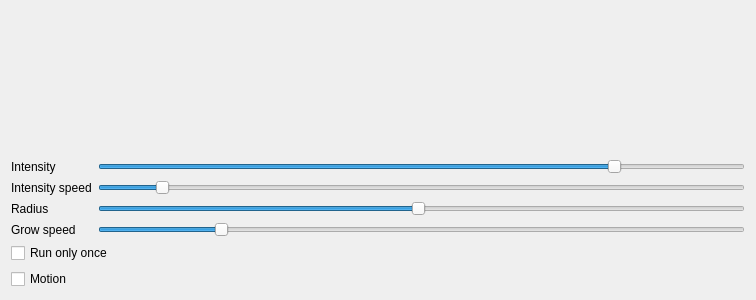
Qt form Effects/Sunrise/Sunrise.ui (DLdota/OpenRGBEffectsPlugin) before a commit.
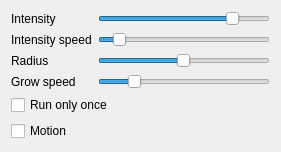
The same form after that commit. Custom widgets are drawn as their Qt base class.

```diff
--- a/Effects/Sunrise/Sunrise.ui
+++ b/Effects/Sunrise/Sunrise.ui
@@ -6,45 +6,15 @@
    <rect>
     <x>0</x>
     <y>0</y>
-    <width>756</width>
-    <height>300</height>
+    <width>281</width>
+    <height>148</height>
    </rect>
   </property>
   <property name="windowTitle">
    <string>Form</string>
   </property>
   <layout class="QGridLayout" name="gridLayout">
-   <item row="6" column="0" colspan="2">
-    <widget class="QCheckBox" name="motion">
-     <property name="text">
-      <string>Motion</string>
-     </property>
-    </widget>
-   </item>
-   <item row="1" column="0">
-    <widget class="QLabel" name="label_3">
-     <property name="text">
-      <string>Intensity</string>
-     </property>
-    </widget>
-   </item>
    <item row="3" column="1">
-    <widget class="QTooltipedSlider" name="radius">
-     <property name="minimum">
-      <number>1</number>
-     </property>
-     <property name="maximum">
-      <number>100</number>
-     </property>
-     <property name="value">
-      <number>50</number>
-     </property>
-     <property name="orientation">
-      <enum>Qt::Horizontal</enum>
-     </property>
-    </widget>
-   </item>
-   <item row="4" column="1">
     <widget class="QTooltipedSlider" name="grow_speed">
      <property name="minimum">
       <number>1</number>
@@ -60,36 +30,7 @@
      </property>
     </widget>
    </item>
-   <item row="0" column="0" colspan="2">
-    <spacer name="verticalSpacer">
-     <property name="orientation">
-      <enum>Qt::Vertical</enum>
-     </property>
-     <property name="sizeHint" stdset="0">
-      <size>
-       <width>20</width>
-       <height>40</height>
-      </size>
-     </property>
-    </spacer>
-   </item>
-   <item row="2" column="1">
-    <widget class="QTooltipedSlider" name="intensity_speed">
-     <property name="minimum">
-      <number>1</number>
-     </property>
-     <property name="maximum">
-      <number>100</number>
-     </property>
-     <property name="value">
-      <number>10</number>
-     </property>
-     <property name="orientation">
-      <enum>Qt::Horizontal</enum>
-     </property>
-    </widget>
-   </item>
-   <item row="1" column="1">
+   <item row="0" column="1">
     <widget class="QTooltipedSlider" name="max_intensity">
      <property name="minimum">
       <number>1</number>
@@ -106,6 +47,13 @@
     </widget>
    </item>
    <item row="2" column="0">
+    <widget class="QLabel" name="label">
+     <property name="text">
+      <string>Radius</string>
+     </property>
+    </widget>
+   </item>
+   <item row="1" column="0">
     <widget class="QLabel" name="label_4">
      <property name="text">
       <string>Intensity speed</string>
@@ -113,26 +61,65 @@
     </widget>
    </item>
    <item row="3" column="0">
-    <widget class="QLabel" name="label">
-     <property name="text">
-      <string>Radius</string>
-     </property>
-    </widget>
-   </item>
-   <item row="4" column="0">
     <widget class="QLabel" name="label_2">
      <property name="text">
       <string>Grow speed</string>
      </property>
     </widget>
    </item>
-   <item row="5" column="0" colspan="2">
+   <item row="1" column="1">
+    <widget class="QTooltipedSlider" name="intensity_speed">
+     <property name="minimum">
+      <number>1</number>
+     </property>
+     <property name="maximum">
+      <number>100</number>
+     </property>
+     <property name="value">
+      <number>10</number>
+     </property>
+     <property name="orientation">
+      <enum>Qt::Horizontal</enum>
+     </property>
+    </widget>
+   </item>
+   <item row="2" column="1">
+    <widget class="QTooltipedSlider" name="radius">
+     <property name="minimum">
+      <number>1</number>
+     </property>
+     <property name="maximum">
+      <number>100</number>
+     </property>
+     <property name="value">
+      <number>50</number>
+     </property>
+     <property name="orientation">
+      <enum>Qt::Horizontal</enum>
+     </property>
+    </widget>
+   </item>
+   <item row="0" column="0">
+    <widget class="QLabel" name="label_3">
+     <property name="text">
+      <string>Intensity</string>
+     </property>
+    </widget>
+   </item>
+   <item row="4" column="0" colspan="2">
     <widget class="QCheckBox" name="run_once">
      <property name="text">
       <string>Run only once</string>
      </property>
     </widget>
    </item>
+   <item row="5" column="0" colspan="2">
+    <widget class="QCheckBox" name="motion">
+     <property name="text">
+      <string>Motion</string>
+     </property>
+    </widget>
+   </item>
   </layout>
  </widget>
  <customwidgets>
```
